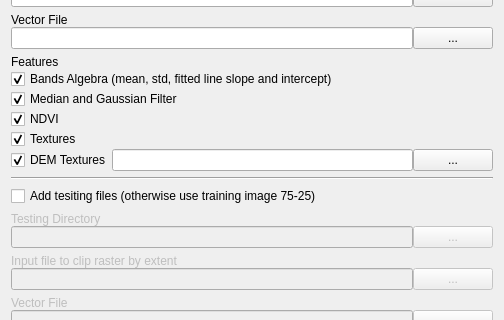
Old version of the form Lumberjack_dialog_base.ui in the repository carobrus/lumberjack_qgis_plugin; both pictures show x 0 to 504 and y 82 to 402 of the 504 by 822 pixel window.
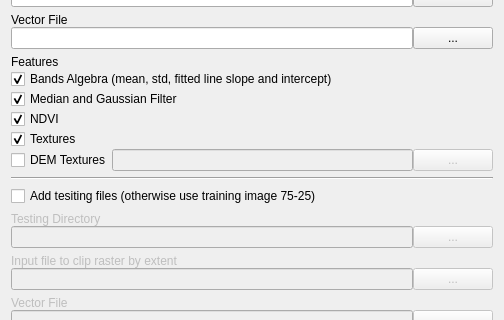
New version of the form.

```diff
--- a/Lumberjack_dialog_base.ui
+++ b/Lumberjack_dialog_base.ui
@@ -216,25 +216,28 @@
       <layout class="QHBoxLayout" name="horizontalLayout_10">
        <item>
         <widget class="QCheckBox" name="checkBox_dem">
+         <property name="enabled">
+          <bool>true</bool>
+         </property>
          <property name="text">
           <string>DEM Textures</string>
          </property>
          <property name="checked">
-          <bool>true</bool>
+          <bool>false</bool>
          </property>
         </widget>
        </item>
        <item>
         <widget class="QLineEdit" name="lineEdit_dem_training">
          <property name="enabled">
-          <bool>true</bool>
+          <bool>false</bool>
          </property>
         </widget>
        </item>
        <item>
         <widget class="QPushButton" name="pushButton_dem_training">
          <property name="enabled">
-          <bool>true</bool>
+          <bool>false</bool>
          </property>
          <property name="text">
           <string>...</string>
```
